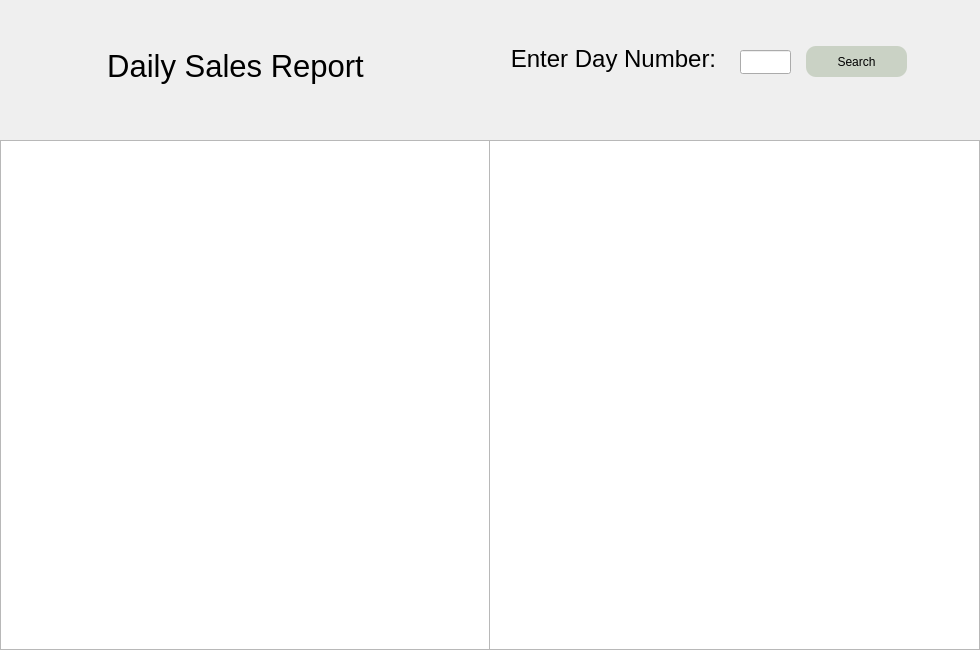
Santiago-F1/FinalGroupProjectCS1C, file salesreport.ui: the form before one commit.
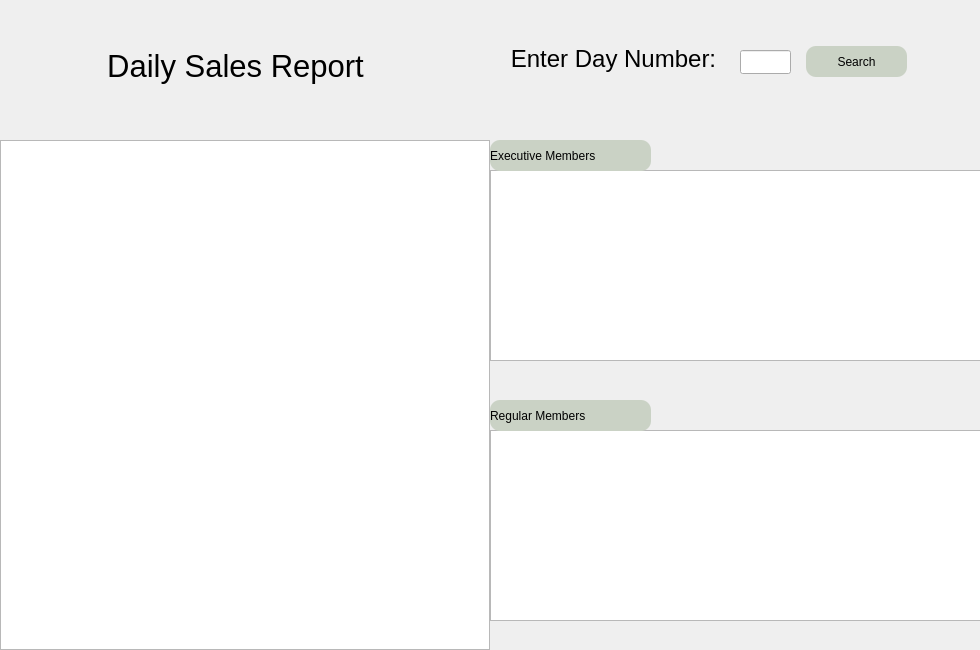
The form after the commit.

```diff
--- a/salesreport.ui
+++ b/salesreport.ui
@@ -35,10 +35,10 @@
   <widget class="QTableView" name="tableView_2">
    <property name="geometry">
     <rect>
-     <x>489</x>
-     <y>140</y>
+     <x>490</x>
+     <y>170</y>
      <width>491</width>
-     <height>510</height>
+     <height>191</height>
     </rect>
    </property>
    <property name="styleSheet">
@@ -134,6 +134,65 @@
     <bool>true</bool>
    </property>
   </widget>
+  <widget class="QTableView" name="Regular">
+   <property name="geometry">
+    <rect>
+     <x>490</x>
+     <y>430</y>
+     <width>491</width>
+     <height>191</height>
+    </rect>
+   </property>
+   <property name="styleSheet">
+    <string notr="true">
+QHeaderView::section, QTableCornerButton::section {background-color: rgb(202, 210, 197); color:rgb(0, 0, 0)};
+
+color:rgb(255, 255, 255);
+
+
+</string>
+   </property>
+  </widget>
+  <widget class="QLabel" name="label">
+   <property name="geometry">
+    <rect>
+     <x>490</x>
+     <y>140</y>
+     <width>161</width>
+     <height>31</height>
+    </rect>
+   </property>
+   <property name="styleSheet">
+    <string notr="true">background-color: rgb(202, 210, 197);
+color:rgb(0, 0, 0);
+font: 350 13pt &quot;Nirmala UI&quot;;
+border-radius:10px;
+</string>
+   </property>
+   <property name="text">
+    <string>Executive Members</string>
+   </property>
+  </widget>
+  <widget class="QLabel" name="label_2">
+   <property name="geometry">
+    <rect>
+     <x>490</x>
+     <y>400</y>
+     <width>161</width>
+     <height>31</height>
+    </rect>
+   </property>
+   <property name="styleSheet">
+    <string notr="true">background-color: rgb(202, 210, 197);
+color:rgb(0, 0, 0);
+font: 350 13pt &quot;Nirmala UI&quot;;
+border-radius:10px;
+</string>
+   </property>
+   <property name="text">
+    <string>Regular Members</string>
+   </property>
+  </widget>
  </widget>
  <resources/>
  <connections/>
```
Left out of the diff: 2 changed lines with no effect on the pictures.
